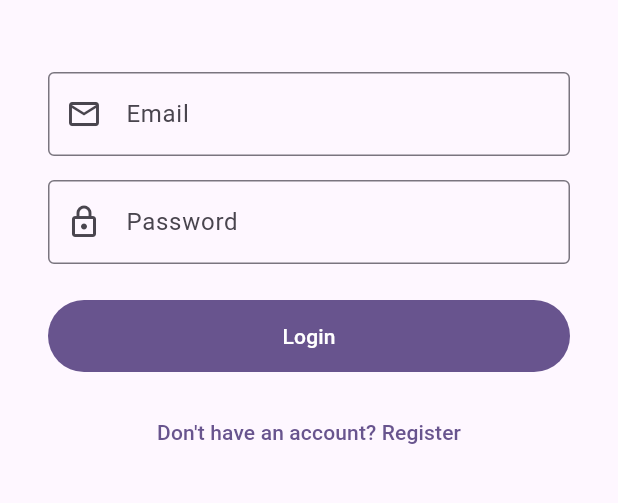
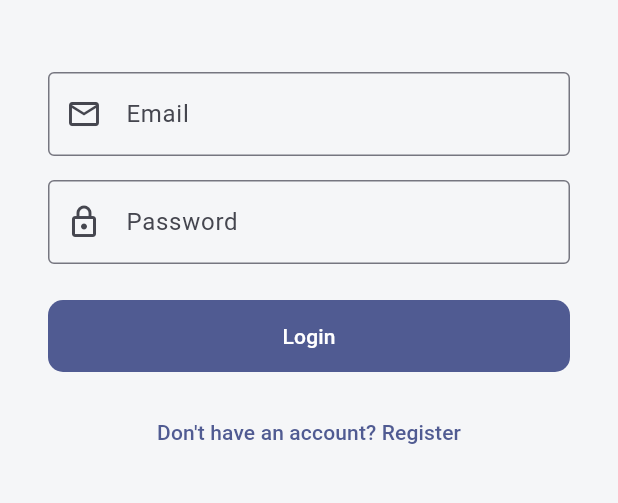
Before and after one commit to nisaturk/mail-client, a Flutter app: the screen it shows after launch, on a phone screen of 412 x 824 dp, the part 414-917 px from its top. Run offline on Flutter 3.47's test engine with Material 3 defaults, Android fonts, the phone set to English and light mode, and no system bars; our stand-ins replace dio, file_picker, flutter_riverpod, flutter_secure_storage, webview_flutter; accounts and stored records are empty.

Commit message:
Add light and dark app theme, enable system mode

```diff
--- a/lib/main.dart
+++ b/lib/main.dart
@@ -2,6 +2,7 @@ import 'package:flutter/material.dart';
 import 'package:flutter_riverpod/flutter_riverpod.dart';
 import 'presentation/screens/home_screen.dart';
 import 'presentation/screens/login_screen.dart';
+import 'presentation/theme/app_theme.dart';
 
 final GlobalKey<NavigatorState> navigatorKey = GlobalKey<NavigatorState>();
 
@@ -16,10 +17,11 @@ class MyApp extends StatelessWidget {
   Widget build(BuildContext context) {
     return MaterialApp(
       title: 'FlapMail',
+      debugShowCheckedModeBanner: false,
       navigatorKey: navigatorKey,
-      theme: ThemeData(
-        colorScheme: ColorScheme.fromSeed(seedColor: Colors.deepPurple),
-      ),
+      theme: AppTheme.light(),
+      darkTheme: AppTheme.dark(),
+      themeMode: ThemeMode.system,
       initialRoute: '/',
       routes: {
         '/': (_) => const LoginScreen(),
--- /dev/null
+++ b/lib/presentation/theme/app_theme.dart
@@ -0,0 +1,66 @@
+import 'package:flutter/material.dart';
+
+/// Centralized spacing values. Prefer these over ad-hoc numbers in widgets.
+abstract final class AppSpacing {
+  static const double xs = 4;
+  static const double sm = 8;
+  static const double md = 12;
+  static const double lg = 16;
+  static const double xl = 24;
+}
+
+/// The FlapMail visual system: calm, neutral, professional.
+///
+/// Light and dark variants share one cautious seed color. Prefer these theme
+/// colors over raw `Colors.*` values so dark mode stays consistent.
+abstract final class AppTheme {
+  static const Color _seed = Color(0xFF3D4A88);
+
+  static ThemeData light() => _build(Brightness.light);
+  static ThemeData dark() => _build(Brightness.dark);
+
+  static ThemeData _build(Brightness brightness) {
+    final ColorScheme scheme = ColorScheme.fromSeed(
+      seedColor: _seed,
+      brightness: brightness,
+    );
+
+    final Color background = brightness == Brightness.light
+        ? const Color(0xFFF5F6F8)
+        : scheme.surface;
+
+    final ThemeData base = ThemeData(
+      colorScheme: scheme,
+      useMaterial3: true,
+    );
+
+    return base.copyWith(
+      scaffoldBackgroundColor: background,
+      appBarTheme: AppBarTheme(
+        backgroundColor: background,
+        surfaceTintColor: Colors.transparent,
+        elevation: 0,
+        scrolledUnderElevation: 0,
+        centerTitle: false,
+        titleTextStyle: base.textTheme.titleLarge?.copyWith(
+          fontWeight: FontWeight.w600,
+          color: scheme.onSurface,
+        ),
+      ),
+      dividerTheme: DividerThemeData(
+        color: scheme.outlineVariant.withValues(alpha: 0.6),
+        thickness: 1,
+        space: 1,
+      ),
+      snackBarTheme: SnackBarThemeData(behavior: SnackBarBehavior.floating),
+      filledButtonTheme: FilledButtonThemeData(
+        style: FilledButton.styleFrom(
+          shape: RoundedRectangleBorder(
+            borderRadius: BorderRadius.circular(10),
+          ),
+          padding: const EdgeInsets.symmetric(horizontal: 20, vertical: 14),
+        ),
+      ),
+    );
+  }
+}
```
